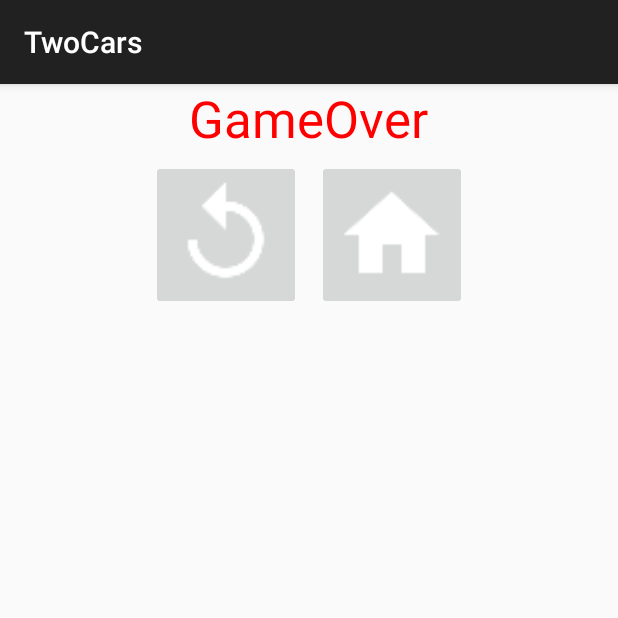
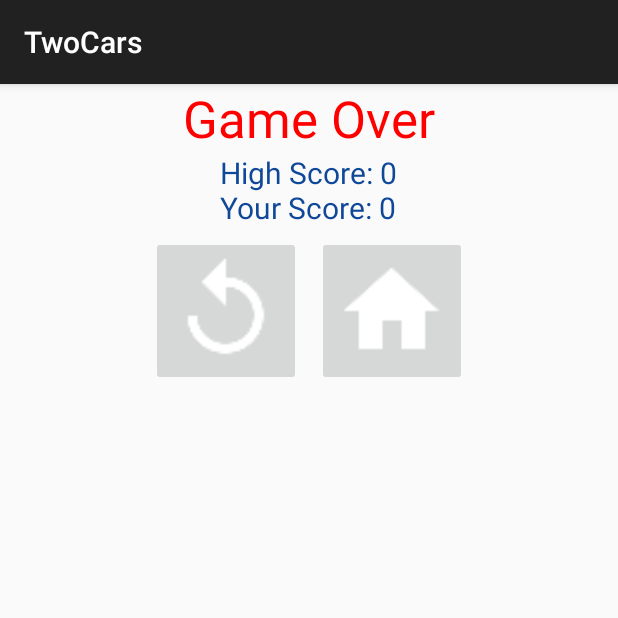
Before and after one commit to king89/TwoCar, an Android app: the fragment GameOverMenuFragment shown on its own in the app's theme, on a phone screen of 412 x 824 dp, the top half of it. Run offline under Robolectric (Android 15) with nearby library versions, the phone set to English and light mode, and no system bars.

Commit message:
added setting manager

```diff
--- a/app/src/main/java/proj/multimedia/twocar/component/GameOverMenuFragment.java
+++ b/app/src/main/java/proj/multimedia/twocar/component/GameOverMenuFragment.java
@@ -8,6 +8,7 @@ import android.view.ViewGroup;
 import android.widget.TextView;
 
 import proj.multimedia.twocar.R;
+import proj.multimedia.twocar.util.SettingManager;
 
 /**
  * Created by KinG on 10/17/2015.
@@ -18,7 +19,16 @@ public class GameOverMenuFragment extends GamePauseMenuFragment {
     public View onCreateView(LayoutInflater inflater, ViewGroup container, Bundle savedInstanceState) {
         View view = inflater.inflate(R.layout.game_menu_gameover, container, false);
         view = initialView(view);
-        tv.setText("GameOver");
+        tv.setText("Game Over");
+
+        //score textview
+        TextView scoreTextView = (TextView)view.findViewById(R.id.scoreTextView);
+        StringBuilder sb = new StringBuilder();
+        sb.append("High Score: " + SettingManager.getInstance().getHighScore(getActivity()));
+        sb.append("\n");
+        sb.append("Your Score: " + SettingManager.getInstance().getScore());
+        scoreTextView.setText(sb.toString());
+        scoreTextView.setVisibility(View.VISIBLE);
         resumeBt.setVisibility(View.GONE);
         return view;
     }
--- a/app/src/main/java/proj/multimedia/twocar/scene/GameScene.java
+++ b/app/src/main/java/proj/multimedia/twocar/scene/GameScene.java
@@ -187,6 +187,8 @@ public class GameScene extends BaseScene {
                     highScore = mScore.getmScore();
                     SettingManager.getInstance().setHighScore(mContext, highScore);
                 }
+                //save score
+                SettingManager.getInstance().setScore(mScore.getmScore());
             }
             return true;
         }
--- a/app/src/main/java/proj/multimedia/twocar/util/SettingManager.java
+++ b/app/src/main/java/proj/multimedia/twocar/util/SettingManager.java
@@ -11,7 +11,7 @@ import proj.multimedia.twocar.R;
  */
 public class SettingManager {
     private static final SettingManager INSTANCE = new SettingManager();
-
+    private int mScore = 0;
     private SettingManager() {
     }
 
@@ -29,6 +29,14 @@ public class SettingManager {
     public int getHighScore(Context context) {
         SharedPreferences s = PreferenceManager.getDefaultSharedPreferences(context);
         return s.getInt(context.getString(R.string.pref_key_highscore), 0);
+    }
+    //now score
+    public void setScore(int score) {
+        mScore = score;
+    }
+
+    public int getScore() {
+        return mScore;
     }
 
     //music state
--- a/app/src/main/res/layout/game_menu_gameover.xml
+++ b/app/src/main/res/layout/game_menu_gameover.xml
@@ -3,7 +3,8 @@
               android:orientation="vertical"
               android:layout_width="match_parent"
               android:layout_height="match_parent"
-              android:weightSum="1">
+              android:weightSum="1"
+              android:visibility="visible">
 
     <TextView
         android:layout_width="wrap_content"
@@ -13,7 +14,20 @@
         android:id="@+id/text"
         android:textColor="#ff0000"
         android:textSize="34dp"
-        android:layout_gravity="center"/>
+        android:layout_gravity="center"
+        android:textAlignment="center"/>
+
+    <TextView
+        android:layout_width="wrap_content"
+        android:layout_height="wrap_content"
+        android:textAppearance="?android:attr/textAppearanceSmall"
+        android:text="Small Text\ndasdf"
+        android:id="@+id/scoreTextView"
+        android:layout_gravity="center"
+        android:visibility="gone"
+        android:textColor="#0f4899"
+        android:textSize="20dp"
+        android:textAlignment="center"/>
 
     <LinearLayout
         android:orientation="horizontal"
```
